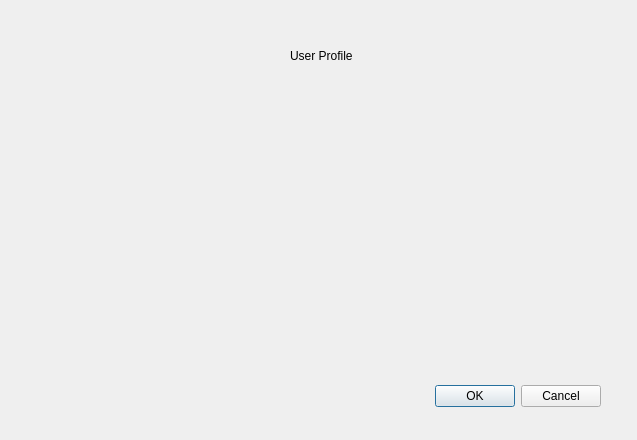
The window that user_profile.ui (OmriWebber/CovidApp) describes before a commit, drawn with Qt 5.
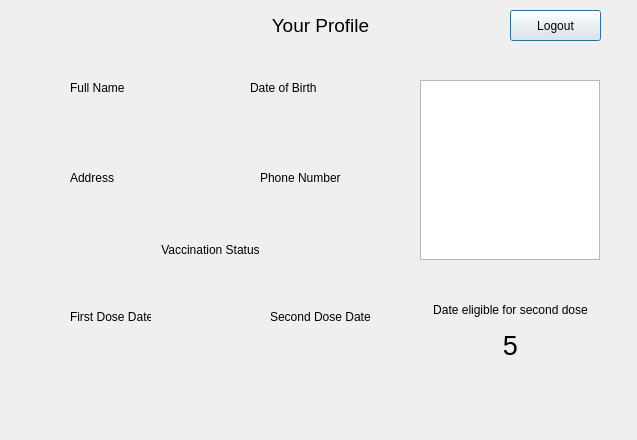
The same window after the commit.

Commit message: Added user profile

```diff
--- a/user_profile.ui
+++ b/user_profile.ui
@@ -13,34 +13,348 @@
   <property name="windowTitle">
    <string>Dialog</string>
   </property>
-  <widget class="QDialogButtonBox" name="buttonBox">
-   <property name="geometry">
-    <rect>
-     <x>260</x>
-     <y>380</y>
-     <width>341</width>
-     <height>32</height>
-    </rect>
-   </property>
-   <property name="orientation">
-    <enum>Qt::Horizontal</enum>
-   </property>
-   <property name="standardButtons">
-    <set>QDialogButtonBox::Cancel|QDialogButtonBox::Ok</set>
-   </property>
-  </widget>
   <widget class="QLabel" name="label">
    <property name="geometry">
     <rect>
-     <x>290</x>
-     <y>40</y>
+     <x>250</x>
+     <y>10</y>
+     <width>141</width>
+     <height>31</height>
+    </rect>
+   </property>
+   <property name="font">
+    <font>
+     <pointsize>14</pointsize>
+    </font>
+   </property>
+   <property name="text">
+    <string>Your Profile</string>
+   </property>
+   <property name="alignment">
+    <set>Qt::AlignCenter</set>
+   </property>
+  </widget>
+  <widget class="QLabel" name="label_fullname">
+   <property name="geometry">
+    <rect>
+     <x>70</x>
+     <y>80</y>
+     <width>61</width>
+     <height>16</height>
+    </rect>
+   </property>
+   <property name="text">
+    <string>Full Name</string>
+   </property>
+  </widget>
+  <widget class="QLabel" name="user_fullname">
+   <property name="geometry">
+    <rect>
+     <x>70</x>
+     <y>100</y>
+     <width>141</width>
+     <height>16</height>
+    </rect>
+   </property>
+   <property name="font">
+    <font>
+     <pointsize>12</pointsize>
+    </font>
+   </property>
+   <property name="text">
+    <string/>
+   </property>
+  </widget>
+  <widget class="QLabel" name="user_dob">
+   <property name="geometry">
+    <rect>
+     <x>250</x>
+     <y>100</y>
+     <width>141</width>
+     <height>16</height>
+    </rect>
+   </property>
+   <property name="font">
+    <font>
+     <pointsize>12</pointsize>
+    </font>
+   </property>
+   <property name="text">
+    <string/>
+   </property>
+  </widget>
+  <widget class="QLabel" name="label_dob">
+   <property name="geometry">
+    <rect>
+     <x>250</x>
+     <y>80</y>
+     <width>81</width>
+     <height>16</height>
+    </rect>
+   </property>
+   <property name="text">
+    <string>Date of Birth</string>
+   </property>
+  </widget>
+  <widget class="QLabel" name="user_address">
+   <property name="geometry">
+    <rect>
+     <x>70</x>
+     <y>190</y>
+     <width>141</width>
+     <height>16</height>
+    </rect>
+   </property>
+   <property name="font">
+    <font>
+     <pointsize>12</pointsize>
+    </font>
+   </property>
+   <property name="text">
+    <string/>
+   </property>
+  </widget>
+  <widget class="QLabel" name="label_address">
+   <property name="geometry">
+    <rect>
+     <x>70</x>
+     <y>170</y>
+     <width>81</width>
+     <height>16</height>
+    </rect>
+   </property>
+   <property name="text">
+    <string>Address</string>
+   </property>
+  </widget>
+  <widget class="QLabel" name="label_phone">
+   <property name="geometry">
+    <rect>
+     <x>260</x>
+     <y>170</y>
+     <width>81</width>
+     <height>16</height>
+    </rect>
+   </property>
+   <property name="text">
+    <string>Phone Number</string>
+   </property>
+  </widget>
+  <widget class="QLabel" name="user_phone">
+   <property name="geometry">
+    <rect>
+     <x>260</x>
+     <y>190</y>
+     <width>141</width>
+     <height>16</height>
+    </rect>
+   </property>
+   <property name="font">
+    <font>
+     <pointsize>12</pointsize>
+    </font>
+   </property>
+   <property name="text">
+    <string/>
+   </property>
+  </widget>
+  <widget class="QLabel" name="label_address_2">
+   <property name="geometry">
+    <rect>
+     <x>150</x>
+     <y>240</y>
+     <width>121</width>
+     <height>20</height>
+    </rect>
+   </property>
+   <property name="text">
+    <string>Vaccination Status</string>
+   </property>
+   <property name="alignment">
+    <set>Qt::AlignCenter</set>
+   </property>
+  </widget>
+  <widget class="QLabel" name="user_vaxStatus">
+   <property name="geometry">
+    <rect>
+     <x>140</x>
+     <y>260</y>
+     <width>141</width>
+     <height>16</height>
+    </rect>
+   </property>
+   <property name="font">
+    <font>
+     <pointsize>12</pointsize>
+    </font>
+   </property>
+   <property name="text">
+    <string/>
+   </property>
+   <property name="alignment">
+    <set>Qt::AlignCenter</set>
+   </property>
+  </widget>
+  <widget class="QGroupBox" name="VaxDates">
+   <property name="geometry">
+    <rect>
+     <x>60</x>
+     <y>299</y>
+     <width>331</width>
+     <height>81</height>
+    </rect>
+   </property>
+   <property name="font">
+    <font>
+     <kerning>true</kerning>
+    </font>
+   </property>
+   <property name="styleSheet">
+    <string notr="true">border:none;
+color:black;</string>
+   </property>
+   <property name="title">
+    <string/>
+   </property>
+   <widget class="QLabel" name="label_firstDose">
+    <property name="geometry">
+     <rect>
+      <x>10</x>
+      <y>10</y>
+      <width>81</width>
+      <height>16</height>
+     </rect>
+    </property>
+    <property name="text">
+     <string>First Dose Date</string>
+    </property>
+   </widget>
+   <widget class="QLabel" name="label_secondDose">
+    <property name="geometry">
+     <rect>
+      <x>210</x>
+      <y>10</y>
+      <width>101</width>
+      <height>16</height>
+     </rect>
+    </property>
+    <property name="text">
+     <string>Second Dose Date</string>
+    </property>
+   </widget>
+   <widget class="QLabel" name="user_firstDoseDate">
+    <property name="geometry">
+     <rect>
+      <x>10</x>
+      <y>30</y>
+      <width>111</width>
+      <height>21</height>
+     </rect>
+    </property>
+    <property name="font">
+     <font>
+      <pointsize>12</pointsize>
+     </font>
+    </property>
+    <property name="text">
+     <string/>
+    </property>
+   </widget>
+   <widget class="QLabel" name="user_secondDoseDate">
+    <property name="geometry">
+     <rect>
+      <x>210</x>
+      <y>30</y>
+      <width>111</width>
+      <height>21</height>
+     </rect>
+    </property>
+    <property name="font">
+     <font>
+      <pointsize>12</pointsize>
+     </font>
+    </property>
+    <property name="text">
+     <string/>
+    </property>
+   </widget>
+  </widget>
+  <widget class="QPushButton" name="pushButton">
+   <property name="geometry">
+    <rect>
+     <x>510</x>
+     <y>10</y>
+     <width>91</width>
+     <height>31</height>
+    </rect>
+   </property>
+   <property name="text">
+    <string>Logout</string>
+   </property>
+  </widget>
+  <widget class="QGraphicsView" name="graphicsView">
+   <property name="geometry">
+    <rect>
+     <x>420</x>
+     <y>80</y>
+     <width>180</width>
+     <height>180</height>
+    </rect>
+   </property>
+  </widget>
+  <widget class="QGroupBox" name="vaxEligibility">
+   <property name="geometry">
+    <rect>
+     <x>430</x>
+     <y>290</y>
      <width>161</width>
-     <height>31</height>
+     <height>101</height>
     </rect>
    </property>
-   <property name="text">
-    <string>User Profile</string>
+   <property name="styleSheet">
+    <string notr="true">border:none;
+color:black;</string>
    </property>
+   <property name="title">
+    <string/>
+   </property>
+   <widget class="QLabel" name="label_4">
+    <property name="geometry">
+     <rect>
+      <x>-10</x>
+      <y>10</y>
+      <width>181</width>
+      <height>20</height>
+     </rect>
+    </property>
+    <property name="text">
+     <string>Date eligible for second dose</string>
+    </property>
+    <property name="alignment">
+     <set>Qt::AlignCenter</set>
+    </property>
+   </widget>
+   <widget class="QLabel" name="label_eligibleDate">
+    <property name="geometry">
+     <rect>
+      <x>0</x>
+      <y>40</y>
+      <width>161</width>
+      <height>31</height>
+     </rect>
+    </property>
+    <property name="font">
+     <font>
+      <pointsize>20</pointsize>
+     </font>
+    </property>
+    <property name="text">
+     <string>5</string>
+    </property>
+    <property name="alignment">
+     <set>Qt::AlignCenter</set>
+    </property>
+   </widget>
   </widget>
  </widget>
  <resources/>
```
Left out of the diff: 35 changed lines with no effect on the pictures. The commit also changes 9 other files.
